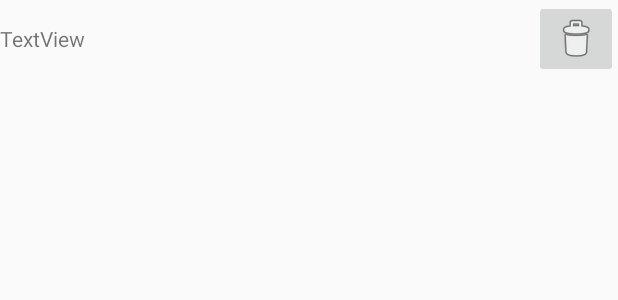
After one commit to harukawa/PostDiary, an Android app: the layout list_items.xml on its own in the app's theme, with its tools: preview values and no code run, on a phone screen of 412 x 824 dp. The commit adds this screen. Shown: the top 300 px of the screen. Run offline under Robolectric (Android 15) with nearby library versions, the light colour scheme and no system bars.

Commit message:
Add delete button in list
Could not delete the item, so I added a delete button

```diff
--- /dev/null
+++ b/app/src/main/res/layout/list_items.xml
@@ -0,0 +1,18 @@
+<?xml version="1.0" encoding="utf-8"?>
+<RelativeLayout xmlns:android="http://schemas.android.com/apk/res/android"
+                xmlns:app="http://schemas.android.com/apk/res-auto" android:layout_width="match_parent"
+                android:layout_height="wrap_content"
+                android:descendantFocusability="blocksDescendants">
+    <TextView
+            android:id="@+id/textView"
+            android:text="TextView"
+            android:layout_width="wrap_content"
+            android:layout_height="wrap_content"
+            android:layout_alignParentLeft="true"
+            android:layout_centerVertical="true"/>
+    <ImageButton
+            android:layout_width="wrap_content"
+            android:layout_height="wrap_content" app:srcCompat="@android:drawable/ic_menu_delete"
+            android:layout_alignParentRight="true"
+            android:id="@+id/deleteImageButton"/>
+</RelativeLayout>
```
Also changed, not shown: app/src/main/java/com/github/harukawa/postdiary/DatabaseHolder.kt (+21 -6 lines), app/src/main/java/com/github/harukawa/postdiary/ListActivity.kt (+59 -29 lines), app/src/main/java/com/github/harukawa/postdiary/MainActivity.kt (+9 -5 lines).
